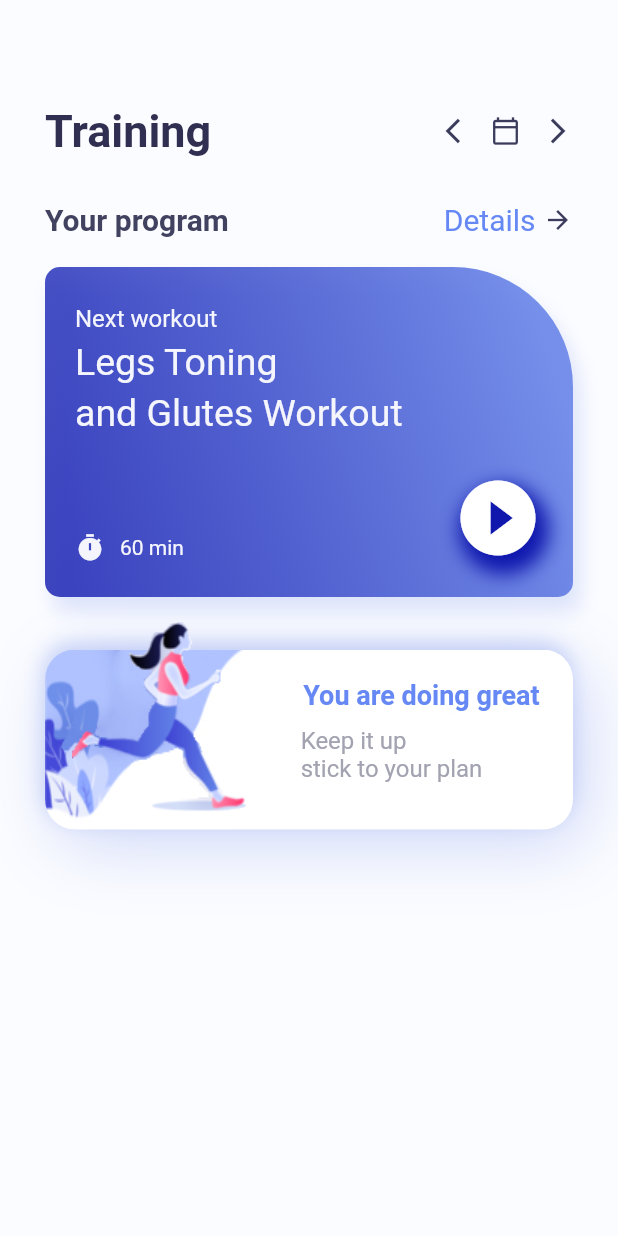
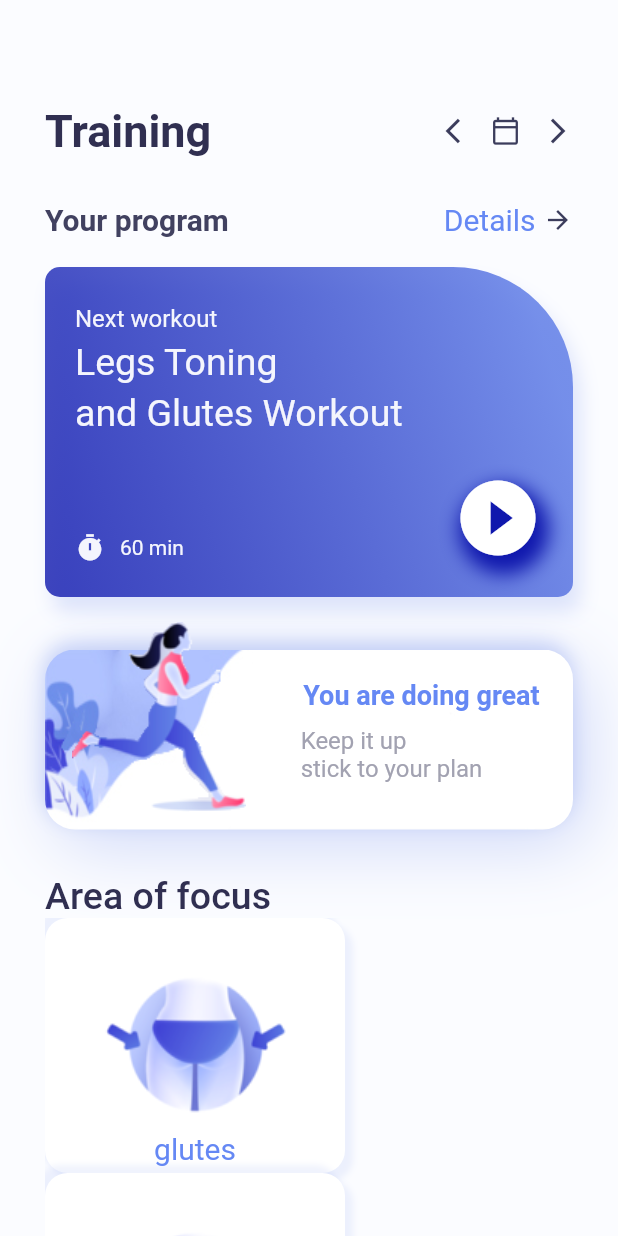
Before and after one commit to MonikaSliciute/fitness-video-player, a Flutter app: the screen it shows after launch, on a phone screen of 412 x 824 dp. Run offline on Flutter 3.47's test engine with Material 2 defaults, Android fonts, the phone set to English and light mode, and no system bars.

Commit message:
added listview

```diff
--- a/lib/home_page.dart
+++ b/lib/home_page.dart
@@ -185,9 +185,7 @@ class _HomePageState extends State<HomePage> {
                     ],
                   )),
             ),
-            SizedBox(
-              height: 5,
-            ),
+            SizedBox(height: 5),
             // Row 4
             Container(
               height: 180,
@@ -276,6 +274,71 @@ class _HomePageState extends State<HomePage> {
                 ],
               ),
             ),
+            // Row 5
+            Row(
+              children: [
+                Text(
+                  "Area of focus",
+                  textAlign: TextAlign.center,
+                  style: TextStyle(
+                    fontSize: 25,
+                    fontWeight: FontWeight.w500,
+                    color: color.AppColor.homePageTitle,
+                  ),
+                ),
+              ],
+            ),
+            // Collection:
+            Expanded(
+              child: ListView.builder(
+                itemCount: 4,
+                itemBuilder: (_, i) {
+                  return Row(
+                    children: [
+                      Container(
+                        height: 170,
+                        width: 200,
+                        padding: EdgeInsets.only(
+                          bottom: 5,
+                        ),
+                        decoration: BoxDecoration(
+                            color: Colors.white,
+                            borderRadius: BorderRadius.circular(15),
+                            image: DecorationImage(
+                              image: AssetImage("assets/ex1.png"),
+                            ),
+                            boxShadow: [
+                              BoxShadow(
+                                blurRadius: 3,
+                                offset: Offset(5, 5),
+                                color: color.AppColor.gradientSecond
+                                    .withOpacity(0.1),
+                              ),
+                              BoxShadow(
+                                blurRadius: 3,
+                                offset: Offset(-5, -5),
+                                color: color.AppColor.gradientSecond
+                                    .withOpacity(0.1),
+                              ),
+                            ]),
+                        child: Center(
+                          child: Align(
+                            alignment: Alignment.bottomCenter,
+                            child: Text(
+                              "glutes",
+                              style: TextStyle(
+                                fontSize: 20,
+                                color: color.AppColor.homePageDetail,
+                              ),
+                            ),
+                          ),
+                        ),
+                      ),
+                    ],
+                  );
+                },
+              ),
+            ),
           ],
         ),
       ),
```
